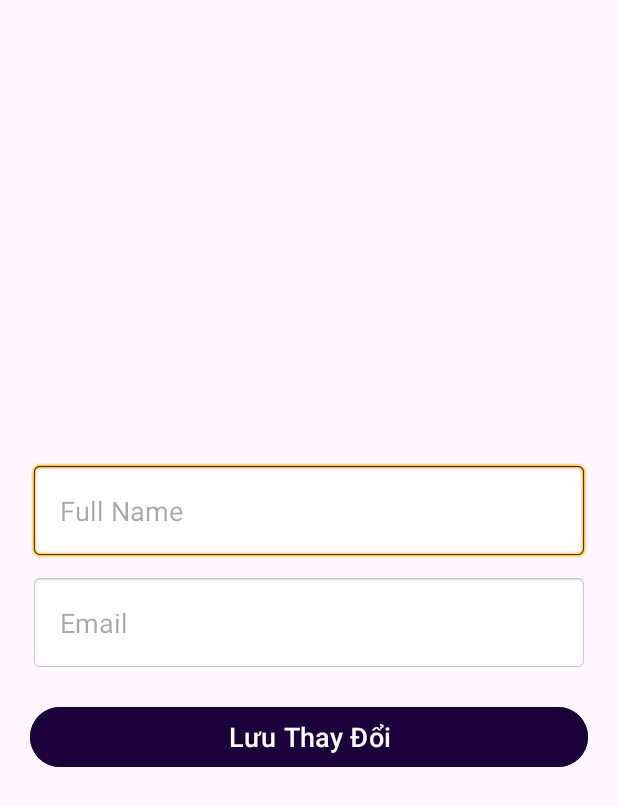
After one commit to trsuiz/DoAn, an Android app: the EditProfileActivity screen opened directly, with no data from a screen before it, on a phone screen of 412 x 824 dp. The commit adds this screen. Shown: the top 806 px of the screen. Run offline under Robolectric (Android 15) with nearby library versions, the phone set to English and light mode, and no system bars.

Commit message:
KHANG ĐẸP TRAI VCL :))) PROFILE   + LOGIN :))

```diff
--- /dev/null
+++ b/app/src/main/java/com/example/doan/EditProfileActivity.java
@@ -0,0 +1,110 @@
+package com.example.doan;
+
+import android.content.ContentValues;
+import android.content.Context;
+import android.content.Intent;
+import android.content.SharedPreferences;
+import android.database.Cursor;
+import android.database.sqlite.SQLiteDatabase;
+import android.os.Bundle;
+import android.util.Log;
+import android.widget.Button;
+import android.widget.EditText;
+import android.widget.Toast;
+import androidx.appcompat.app.AppCompatActivity;
+
+import com.example.doan.DatabaseHelper;
+import com.example.doan.R;
+
+public class EditProfileActivity extends AppCompatActivity {
+    private EditText fullNameInput, emailInput;
+    private Button saveBtn;
+    private DatabaseHelper databaseHelper;
+    private String currentUsername; // Lưu username hiện tại để cập nhật
+
+    @Override
+    protected void onCreate(Bundle savedInstanceState) {
+        super.onCreate(savedInstanceState);
+        setContentView(R.layout.activity_edit_profile);
+
+        fullNameInput = findViewById(R.id.fullNameInput);
+        emailInput = findViewById(R.id.emailInput);
+        saveBtn = findViewById(R.id.saveBtn);
+
+        databaseHelper = new DatabaseHelper(this);
+
+        // ✅ Lấy username từ SharedPreferences
+        SharedPreferences preferences = getSharedPreferences("USER_PREFS", MODE_PRIVATE);
+        currentUsername = preferences.getString("USERNAME", "");
+        Log.d("DEBUG", "Loaded Username from SharedPreferences: " + currentUsername);
+
+        if (currentUsername.isEmpty()) {
+            Log.e("ERROR", "Lỗi: Không tìm thấy username trong SharedPreferences!");
+        }
+
+        if (!currentUsername.isEmpty()) {
+            loadUserData(); // Load dữ liệu hiện tại vào EditText
+        }
+
+        saveBtn.setOnClickListener(v -> updateUserData());
+    }
+
+    private void loadUserData() {
+        Log.d("DEBUG", "Loading data for Username: " + currentUsername);
+        SQLiteDatabase db = databaseHelper.getReadableDatabase();
+        Cursor cursor = db.rawQuery("SELECT FullName, Email FROM Users WHERE Username = ?", new String[]{currentUsername});
+
+        if (cursor.moveToFirst()) {
+            String fullName = cursor.getString(cursor.getColumnIndexOrThrow("FullName"));
+            String email = cursor.getString(cursor.getColumnIndexOrThrow("Email"));
+
+            fullNameInput.setText(fullName);
+            emailInput.setText(email);
+        }
+        cursor.close();
+    }
+
+
+    private void updateUserData() {
+        if (currentUsername == null || currentUsername.isEmpty()) {
+            Log.e("ERROR", "Lỗi: currentUsername bị null hoặc rỗng!");
+            Toast.makeText(this, "Lỗi: Không tìm thấy tài khoản hiện tại!", Toast.LENGTH_SHORT).show();
+            return;
+        }
+
+        Log.d("DEBUG", "Current Username: " + currentUsername); // Kiểm tra giá trị username trước khi update
+
+        String newFullName = fullNameInput.getText().toString().trim();
+        String newEmail = emailInput.getText().toString().trim();
+
+        if (newFullName.isEmpty() || newEmail.isEmpty()) {
+            Toast.makeText(this, "Vui lòng điền đầy đủ thông tin", Toast.LENGTH_SHORT).show();
+            return;
+        }
+
+        SQLiteDatabase db = databaseHelper.getWritableDatabase();
+        ContentValues values = new ContentValues();
+        values.put("FullName", newFullName);
+        values.put("Email", newEmail);
+
+        int rows = db.update("Users", values, "Username = ?", new String[]{currentUsername});
+
+        Log.d("DEBUG", "Rows affected: " + rows);
+        if (rows > 0) {
+            Toast.makeText(this, "Cập nhật thành công!", Toast.LENGTH_SHORT).show();
+            finish();
+        } else {
+            Log.e("ERROR", "Lỗi: Không tìm thấy username trong database!");
+            Toast.makeText(this, "Cập nhật thất bại", Toast.LENGTH_SHORT).show();
+        }
+    }
+
+
+
+
+    // ✅ Hàm mở EditProfileActivity từ ProfileFragment
+    public static void openEditProfile(Context context) {
+        Intent intent = new Intent(context, EditProfileActivity.class);
+        context.startActivity(intent);
+    }
+}
--- a/app/src/main/java/com/example/doan/Login.java
+++ b/app/src/main/java/com/example/doan/Login.java
@@ -70,6 +70,7 @@ public class Login extends AppCompatActivity {
                 SharedPreferences preferences = getSharedPreferences("USER_PREFS", MODE_PRIVATE);
                 SharedPreferences.Editor editor = preferences.edit();
                 editor.putString("FULL_NAME", fullName);
+                editor.putString("USERNAME", username);
                 editor.apply();
 
                 // Chuyển đến màn hình chính
--- /dev/null
+++ b/app/src/main/res/layout/activity_edit_profile.xml
@@ -0,0 +1,36 @@
+<LinearLayout xmlns:android="http://schemas.android.com/apk/res/android"
+    android:layout_width="match_parent"
+    android:layout_height="match_parent"
+    android:orientation="vertical"
+    android:padding="20dp"
+    android:gravity="center">
+
+    <EditText
+        android:id="@+id/fullNameInput"
+        android:layout_width="match_parent"
+        android:layout_height="wrap_content"
+        android:hint="Full Name"
+        android:textSize="18sp"
+        android:padding="20dp"
+        android:background="@android:drawable/editbox_background"/>
+
+    <EditText
+        android:id="@+id/emailInput"
+        android:layout_width="match_parent"
+        android:layout_height="wrap_content"
+        android:hint="Email"
+        android:textSize="18sp"
+        android:padding="20dp"
+        android:layout_marginTop="10dp"
+        android:background="@android:drawable/editbox_background"/>
+
+    <Button
+        android:id="@+id/saveBtn"
+        android:layout_width="match_parent"
+        android:layout_height="wrap_content"
+        android:text="Lưu Thay Đổi"
+        android:textSize="18sp"
+        android:backgroundTint="@color/primary"
+        android:textColor="@android:color/white"
+        android:layout_marginTop="20dp"/>
+</LinearLayout>
```
Also changed, not shown: app/src/main/AndroidManifest.xml (+10 -5 lines), app/src/main/java/com/example/doan/PlayerHome/ProfileFragment.java (+21 -1 lines), app/src/main/res/layout/fragment_profile.xml (+13 -11 lines).
